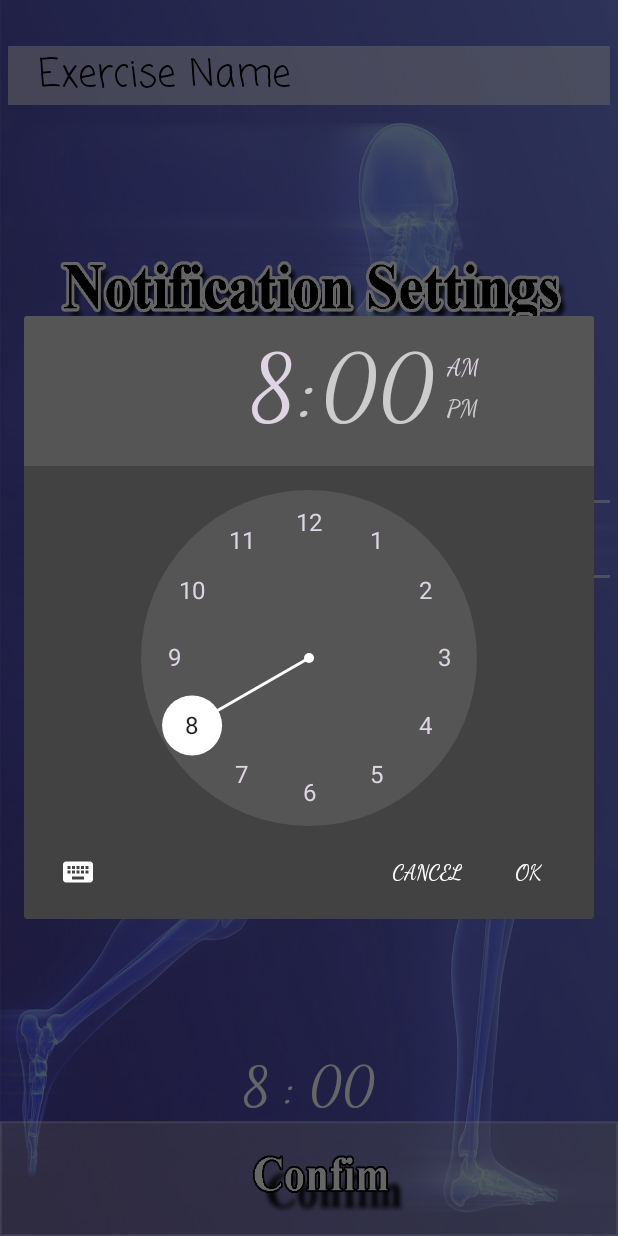
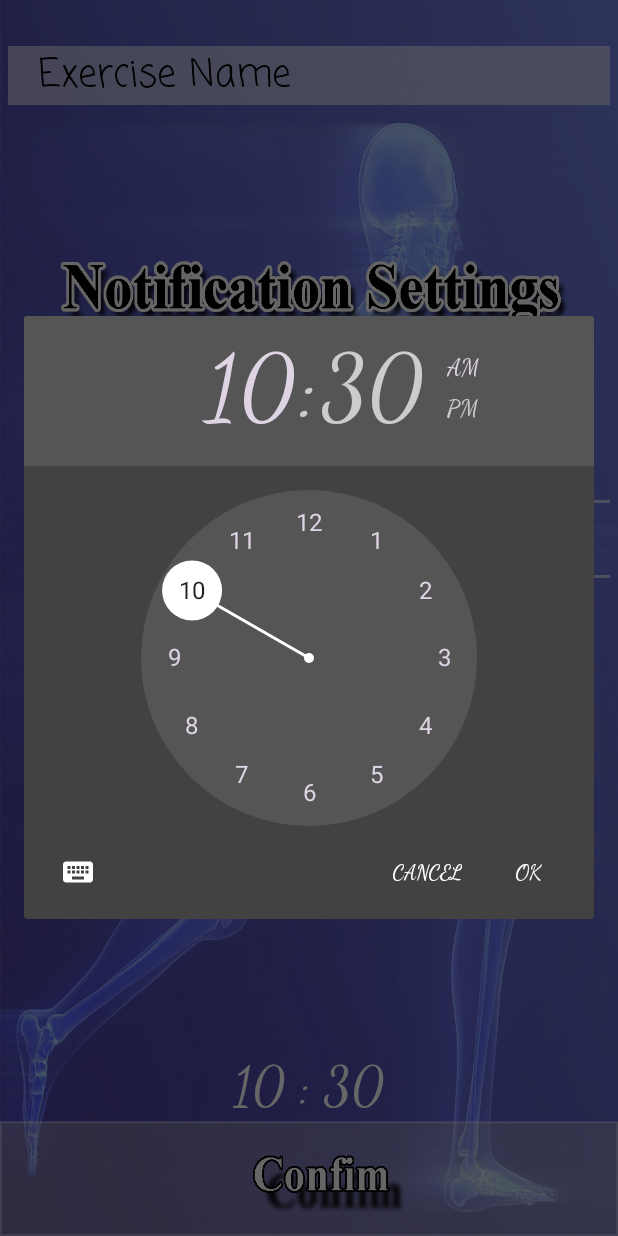
Before and after one commit to edenkes/Medico, an Android app: the ChangeVideoData screen opened directly, with no data from a screen before it, after a tap on an icon or button, on a phone screen of 412 x 824 dp. Run offline under Robolectric (Android 15) with nearby library versions, the light colour scheme and no system bars.

Commit message:
change windows notifcations

```diff
--- a/app/src/main/java/bredesh/medico/Camera/ChangeVideoData.java
+++ b/app/src/main/java/bredesh/medico/Camera/ChangeVideoData.java
@@ -9,40 +9,56 @@ import android.text.format.DateFormat;
 import android.view.View;
 import android.widget.Button;
 import android.widget.EditText;
+import android.widget.NumberPicker;
 import android.widget.TextView;
 import android.widget.TimePicker;
 import android.widget.Toast;
+
+import java.util.Calendar;
 
 import bredesh.medico.R;
 
 public class ChangeVideoData extends Activity{
     Button btChangeFrequency, btChangeTime, btConfirm;
     TextView tvTime;
-    EditText etExerciseName;
+    EditText etExerciseName, etRepeats;
+    NumberPicker numberPicker;
 
     AlertDialog dialog;
     // array to keep the selected days
     final boolean[] selectedDays = new boolean[7];
     LocalDBManager db;
+    final private int maxSize = 20;
 
     @Override
     protected void onCreate(Bundle savedInstanceState) {
         super.onCreate(savedInstanceState);
 
-        setContentView(R.layout.exercises_data);
-
+        setContentView(R.layout.exercises_change_data);
+        final Calendar calendar = Calendar.getInstance();
         btChangeFrequency = (Button) findViewById(R.id.btChangeFrequency);
-
         btConfirm = (Button) findViewById(R.id.btConfirm);
         etExerciseName = (EditText) findViewById(R.id.etExerciseName);
-
         tvTime = (TextView) findViewById(R.id.tvTime);
         btChangeTime = (Button) findViewById(R.id.btChangeTime);
+        etRepeats = (EditText) findViewById(R.id.etRepeats);
+        numberPicker = (NumberPicker) findViewById(R.id.numberPicker);
 
+        int minute =  calendar.get(Calendar.MINUTE);
+        String str_minute;
+        if(minute < 10)
+            str_minute = "0" + minute;
+        else
+            str_minute = "" + minute;
+        tvTime.setText( calendar.get(Calendar.HOUR_OF_DAY) + " : " + str_minute);
 
         setDialog();
 
         db = new LocalDBManager(getApplicationContext());
+
+        numberPicker.setMinValue(1);
+        numberPicker.setMaxValue(15);
+        numberPicker.setWrapSelectorWheel(false);
 
         btChangeFrequency.setOnClickListener(new View.OnClickListener() {
 
@@ -57,13 +73,18 @@ public class ChangeVideoData extends Activity{
             @Override
             public void onClick(View v) {
 
-                int hour = 8;
-                int minute = 00;
+                int hour = calendar.get(Calendar.HOUR_OF_DAY);
+                int minute = calendar.get(Calendar.MINUTE);
                 TimePickerDialog mTimePicker;
                 mTimePicker = new TimePickerDialog(ChangeVideoData.this, new TimePickerDialog.OnTimeSetListener() {
                     @Override
                     public void onTimeSet(TimePicker timePicker, int selectedHour, int selectedMinute) {
-                        tvTime.setText( selectedHour + ":" + selectedMinute);
+                        String strSelectedHour = "" + selectedHour, strSelectedMinute;
+                        if(selectedMinute < 10)
+                            strSelectedMinute = "0" + selectedMinute;
+                        else
+                            strSelectedMinute = "" + selectedMinute;
+                        tvTime.setText( strSelectedHour + " : " + strSelectedMinute);
                     }
                 }, hour, minute, DateFormat.is24HourFormat(getApplicationContext()));//Yes 24 hour time
                 mTimePicker.setTitle("Select Time");
@@ -76,21 +97,22 @@ public class ChangeVideoData extends Activity{
 
             @Override
             public void onClick(View v) {
-                int[] days_to_alert = new int[selectedDays.length];
-                for(int i=0; i<days_to_alert.length; i++)
-                {
-                    if(selectedDays[i])
-                        days_to_alert[i] = 1;
-                    else
-                        days_to_alert[i] = 0;
+                /*if(etExerciseName.getText().toString().length() < maxSize) {
+                    int[] days_to_alert = new int[selectedDays.length];
+                    for (int i = 0; i < days_to_alert.length; i++) {
+                        if (selectedDays[i])
+                            days_to_alert[i] = 1;
+                        else
+                            days_to_alert[i] = 0;
+                    }
+                    String videoUri = getIntent().getStringExtra("RecordedUri");
+//                    int repeats = Integer.parseInt((etRepeats.getText().toString().equals("")) ? "1" : etRepeats.getText().toString());
+                    int repeats = numberPicker.getValue();
+                    db.addAlert(etExerciseName.getText().toString(), tvTime.getText().toString(), repeats ,videoUri, days_to_alert);
+                    finish();
                 }
-//                String videoUri = getIntent().getStringExtra("RecordedUri");
-                Toast.makeText(getApplicationContext(), "name: " + etExerciseName.getText().toString()+ ", time: " + tvTime.getText().toString(),Toast.LENGTH_SHORT).show();
-
-                //TODO - change to replace the data
-//                db.addAlert(etExerciseName.getText().toString(), tvTime.getText().toString(), videoUri, days_to_alert);
-                finish();
-//                startActivity(new Intent(VideoData.this,MainLoginActivity.class));
+                else Toast.makeText(getApplicationContext(), "The name of the exercise is too long, please shorten it", Toast.LENGTH_SHORT).show();
+*/
             }
         });
     }
--- a/app/src/main/java/bredesh/medico/Camera/VideoData.java
+++ b/app/src/main/java/bredesh/medico/Camera/VideoData.java
@@ -106,8 +106,8 @@ public class VideoData extends Activity{
                             days_to_alert[i] = 0;
                     }
                     String videoUri = getIntent().getStringExtra("RecordedUri");
-                    int repeats = Integer.parseInt((etRepeats.getText().toString().equals("")) ? "1" : etRepeats.getText().toString());
-//                    int repeats = numberPicker.getValue();
+//                    int repeats = Integer.parseInt((etRepeats.getText().toString().equals("")) ? "1" : etRepeats.getText().toString());
+                    int repeats = numberPicker.getValue();
                     db.addAlert(etExerciseName.getText().toString(), tvTime.getText().toString(), repeats ,videoUri, days_to_alert);
                     finish();
                 }
--- a/app/src/main/res/layout/exercises_change_data.xml
+++ b/app/src/main/res/layout/exercises_change_data.xml
@@ -4,35 +4,39 @@
     android:layout_width="match_parent"
     android:layout_height="match_parent"
     android:padding="5dp"
-    android:background="@drawable/screen_add_alert_artboard2">
+    android:layoutDirection="ltr"
+    android:background="@drawable/screen_add_alert_artboard4">
 
     <TextView
         android:id="@+id/tvTime"
         android:layout_width="wrap_content"
         android:layout_height="wrap_content"
-        android:text="08:00"
-        android:textColor="@color/textColor"
-        android:textSize="25sp"
-        android:layout_below="@+id/btChangeTime"
-        android:layout_marginTop="25dp"
+        android:text="8 : 00"
+        android:textColor="@color/colorWhite"
+        android:textSize="35sp"
+        android:layout_above="@+id/btConfirm"
+        android:layout_marginBottom="25dp"
         android:layout_centerHorizontal="true" />
 
     <Button
         android:id="@+id/btChangeTime"
         android:layout_width="match_parent"
-        android:layout_height="75dp"
+        android:layout_height="match_parent"
         android:background="@color/transparent"
-
         android:layout_below="@+id/btChangeFrequency"
         android:layout_alignParentStart="true"
-        android:layout_marginTop="25dp" />
+        android:layout_marginTop="25dp"
+        android:layout_marginBottom="25dp"
+        android:layout_above="@+id/btConfirm" />
 
     <Button
         android:id="@+id/btChangeFrequency"
         android:layout_width="match_parent"
         android:layout_height="75dp"
         android:background="@color/transparent"
-        android:layout_centerVertical="true" />
+        android:layout_centerVertical="true"
+
+        />
 
     <Button
         android:id="@+id/btConfirm"
@@ -48,15 +52,42 @@
         android:layout_width="wrap_content"
         android:layout_height="wrap_content"
         android:ems="13"
-        android:inputType="textPersonName"
+        android:inputType="textCapWords"
+
         android:hint="Exercise Name"
+        android:textSize="25sp"
         android:maxLines="1"
         android:fontFamily="casual"
         android:textColorHint="@color/textColor"
         android:textColor="@color/textColor"
         android:background="@color/colorWhiteTransparent"
-        android:layout_above="@+id/btChangeFrequency"
-         android:layout_centerHorizontal="true"
-        android:layout_marginBottom="50dp" />
+        android:paddingLeft="20sp"
+        android:layout_marginTop="25dp"
+        android:layout_alignParentTop="true"
+        android:layout_alignParentStart="true" />
+
+    <EditText
+        android:id="@+id/etRepeats"
+        android:layout_width="wrap_content"
+        android:layout_height="wrap_content"
+        android:ems="13"
+        android:inputType="number"
+        android:hint="Repeats (default 1)"
+        android:textSize="25sp"
+        android:maxLines="1"
+        android:fontFamily="casual"
+        android:textColorHint="@color/textColor"
+        android:textColor="@color/textColor"
+        android:layout_below="@id/etExerciseName"
+        android:layout_marginTop="50sp"
+        android:visibility="invisible"
+        android:background="@color/colorWhiteTransparent"/>
+
+    <NumberPicker
+        android:id="@+id/numberPicker"
+        android:layout_width="wrap_content"
+        android:layout_height="wrap_content"
+        android:layout_above="@+id/btChangeTime"
+        android:layout_alignEnd="@+id/etExerciseName" />
 
 </RelativeLayout>
```
